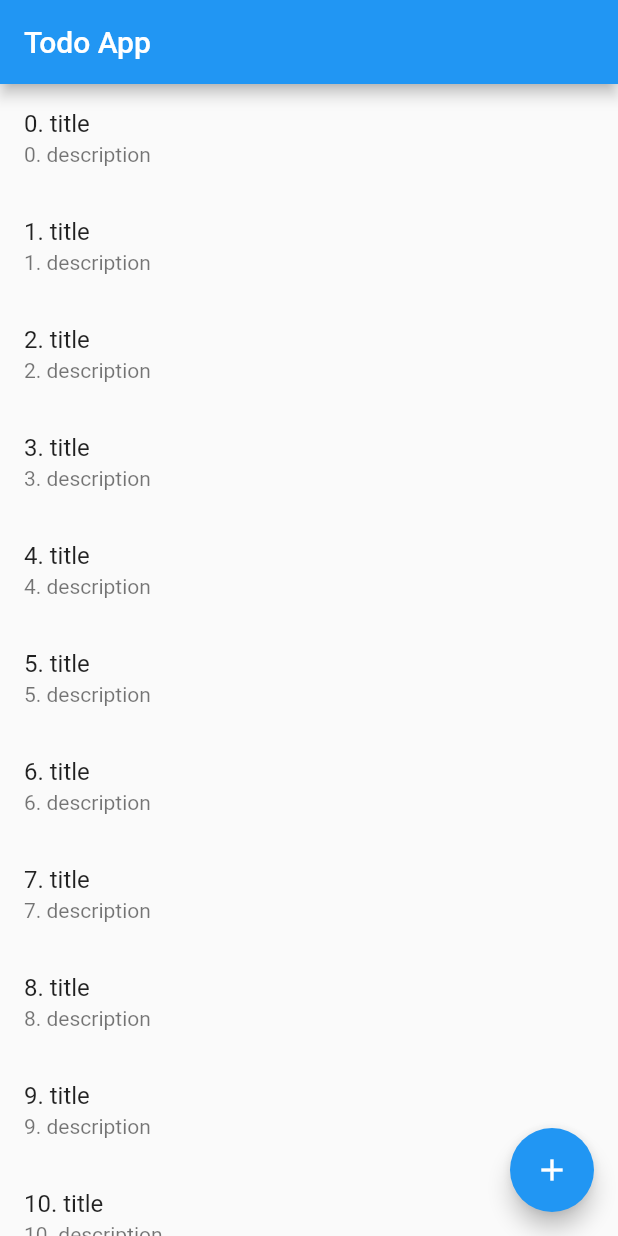
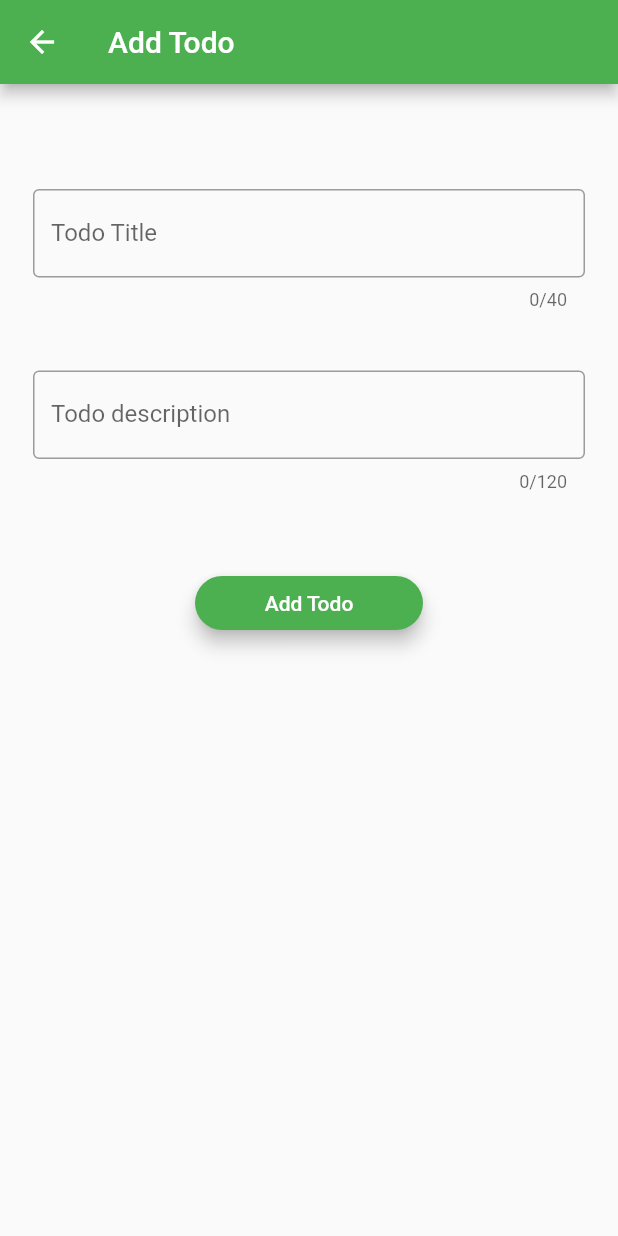
Before and after one commit to ersincoskun/todo_app, a Flutter app: the screen it shows after launch, after a tap on the "add" icon, on a phone screen of 412 x 824 dp. Run offline on Flutter 3.47's test engine with Material 2 defaults, Android fonts, the phone set to English and light mode, and no system bars.

Commit message:
add page was created and added to todo list

```diff
--- /dev/null
+++ b/lib/add_page.dart
@@ -0,0 +1,97 @@
+import 'package:flutter/cupertino.dart';
+import 'package:flutter/material.dart';
+
+import 'model/model.dart';
+
+class AddPage extends StatefulWidget {
+  @override
+  _AddPageState createState() => _AddPageState();
+}
+
+class _AddPageState extends State<AddPage> {
+  GlobalKey<FormState> myKey = GlobalKey<FormState>();
+  String title;
+  String description;
+  Model myModel;
+
+  @override
+  Widget build(BuildContext context) {
+    return Scaffold(
+      resizeToAvoidBottomInset: false,
+      appBar: AppBar(
+        title: Text("Add Todo"),
+        backgroundColor: Colors.green,
+      ),
+      body: Center(
+        child: Form(
+          key: myKey,
+          child: ListView(
+            children: [
+              Padding(
+                padding: EdgeInsets.fromLTRB(22, 70, 22, 18),
+                child: TextFormField(
+                  decoration: InputDecoration(
+                    labelText: "Todo Title",
+                    border: OutlineInputBorder(),
+                  ),
+                  maxLength: 40,
+                  onSaved: (value) => title = value,
+                  validator: _commonValidation,
+                ),
+              ),
+              Padding(
+                padding: EdgeInsets.fromLTRB(22, 22, 22, 0),
+                child: TextFormField(
+                  decoration: InputDecoration(
+                    labelText: "Todo description",
+                    border: OutlineInputBorder(),
+                  ),
+                  maxLength: 120,
+                  onSaved: (value) => description = value,
+                  validator: _commonValidation,
+                ),
+              ),
+              Container(
+                margin: EdgeInsets.fromLTRB(130, 50, 130, 0),
+                child: RaisedButton(
+                  shape: RoundedRectangleBorder(
+                    borderRadius: BorderRadius.circular(18.0),
+                  ),
+                  elevation: 5,
+                  child: Text(
+                    "Add Todo",
+                    style: TextStyle(color: Colors.white),
+                  ),
+                  onPressed: () {
+                    myModel = _saveValues();
+                    if (title != null && description != null) {
+                      Navigator.pop(context, myModel);
+                    }
+                  },
+                  color: Colors.green,
+                ),
+              ),
+            ],
+          ),
+        ),
+      ),
+    );
+  }
+
+  Model _saveValues() {
+    if(myKey.currentState.validate()){
+      myKey.currentState.save();
+      if (title != null && description != null) {
+        return Model(title, description);
+      } else {
+        throw Exception("The values are null");
+      }
+    }
+  }
+
+  String _commonValidation(String value) {
+    if (value == "") {
+      return "The field mustn't be empty";
+    }
+  }
+}
--- a/lib/main.dart
+++ b/lib/main.dart
@@ -1,4 +1,6 @@
+import 'package:flutter/cupertino.dart';
 import 'package:flutter/material.dart';
+import 'package:todo_app/add_page.dart';
 
 import 'model/model.dart';
 
@@ -26,11 +28,10 @@ class MyAppHome extends StatefulWidget {
 }
 
 class _MyAppHomeState extends State<MyAppHome> {
-  List<Model> myList=[];
+  List<Model> myList = [];
 
   @override
   void initState() {
-    _generateMyList();
     super.initState();
   }
 
@@ -39,23 +40,40 @@ class _MyAppHomeState extends State<MyAppHome> {
     return Scaffold(
       appBar: AppBar(
         title: Text(
-          "Todo App",
+          "Todo List",
         ),
       ),
       floatingActionButton: FloatingActionButton(
         child: Icon(
           Icons.add,
         ),
-        onPressed: () {},
+        onPressed: () {
+          Navigator.push(
+            context,
+            MaterialPageRoute(
+              builder: (context) => AddPage(),
+            ),
+          ).then((value) {
+            setState(() {
+              if(value!=null)
+              myList.add(value);
+            });
+          });
+        },
       ),
       body: _myBody(),
     );
   }
 
   Widget _myBody() {
-    return ListView.builder(
+    return Align(
+      alignment: Alignment.topCenter,
+      child: ListView.builder(
+        reverse: true,
+        shrinkWrap: true,
         itemBuilder: _listViewBuild,
         itemCount: myList.length,
+      ),
     );
   }
 
@@ -76,10 +94,4 @@ class _MyAppHomeState extends State<MyAppHome> {
       ),
     );
   }
-
-  _generateMyList() {
-    for (int i = 0; i < 12; i++) {
-      myList.add(Model("$i. title", "$i. description"));
 }
-  }
-}
```
Lines whose indentation alone changed are shown as unchanged.
